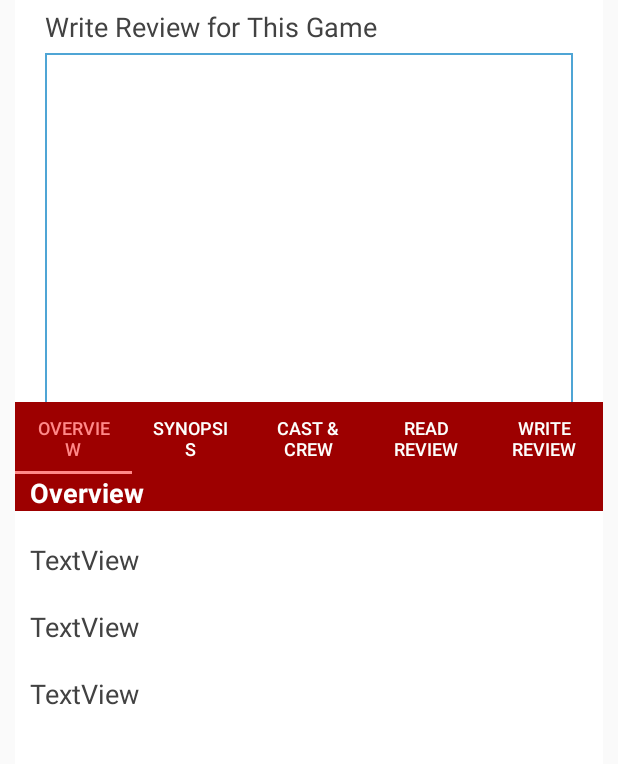
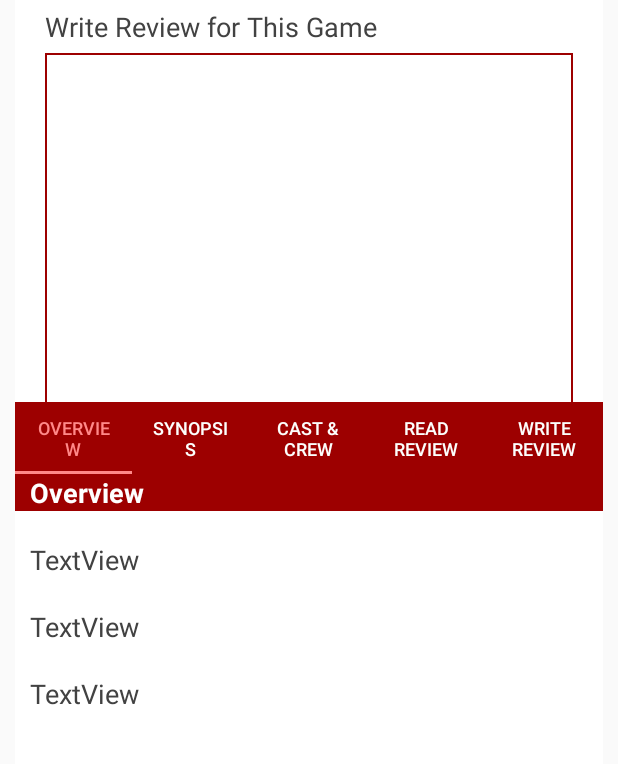
Before and after one commit to samirthaker2020/GamerApp1.0, an Android app: the fragment ReviewWrite placed in its activity, on a phone screen of 412 x 824 dp, the part 121-885 px from its top. Run offline under Robolectric (Android 15) with nearby library versions, the phone set to English and light mode, and no system bars; our stand-ins replace Picasso, Volley; network calls fail; pictures from the network do not load.

Commit message:
fix: updated write review UI

```diff
--- a/app/src/main/res/drawable/border.xml
+++ b/app/src/main/res/drawable/border.xml
@@ -1,6 +1,6 @@
 <?xml version="1.0" encoding="utf-8"?>
 <shape xmlns:android="http://schemas.android.com/apk/res/android" android:shape="rectangle" >
     <solid android:color="@android:color/white" />
-    <stroke android:width="1dip" android:color="#4fa5d5"/>
+    <stroke android:width="1dip" android:color="#9d0000"/>
     <padding android:bottom="10dp" android:left="10dp" android:right="10dp" android:top="10dp"/>
 </shape>
--- a/app/src/main/res/layout/fragment_review_write.xml
+++ b/app/src/main/res/layout/fragment_review_write.xml
@@ -59,10 +59,11 @@
                 android:layout_width="match_parent"
                 android:layout_height="wrap_content"
                 android:layout_marginLeft="20dp"
-                android:layout_marginTop="5dp"
+                android:layout_marginTop="10dp"
                 android:layout_marginRight="20dp"
-                android:background="@drawable/border"
-                android:text="SUBMIT" />
+                android:background="@drawable/oval"
+                android:text="Submit"
+                android:textColor="@color/ic_appicon_background" />
         </LinearLayout>
     </ScrollView>
 
```
